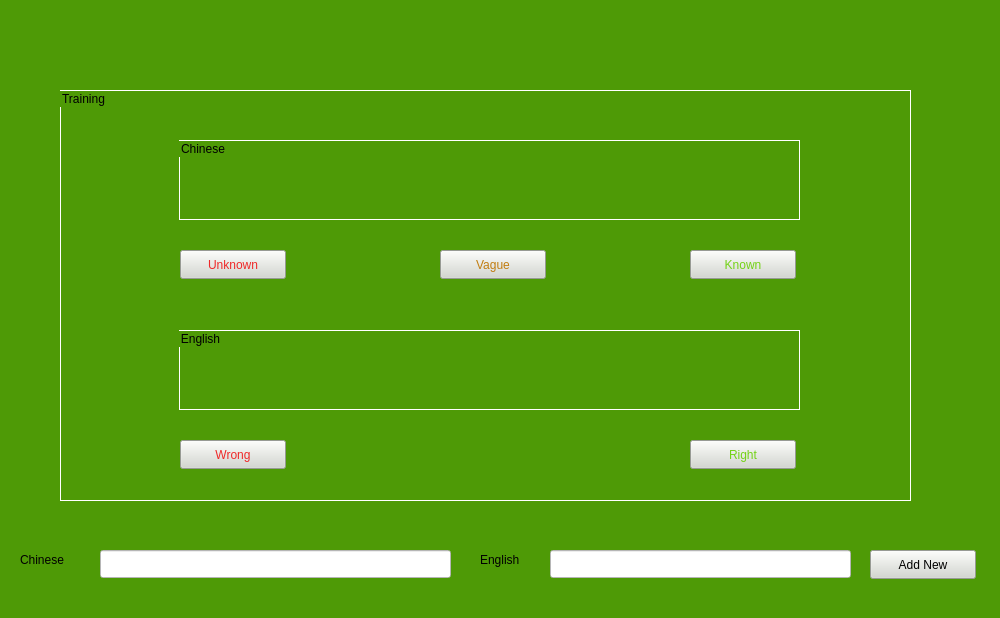
Above: mainwindow.ui from XiangWang2Fly/iWords-Linux-PC before the change. Below: the same form after it.
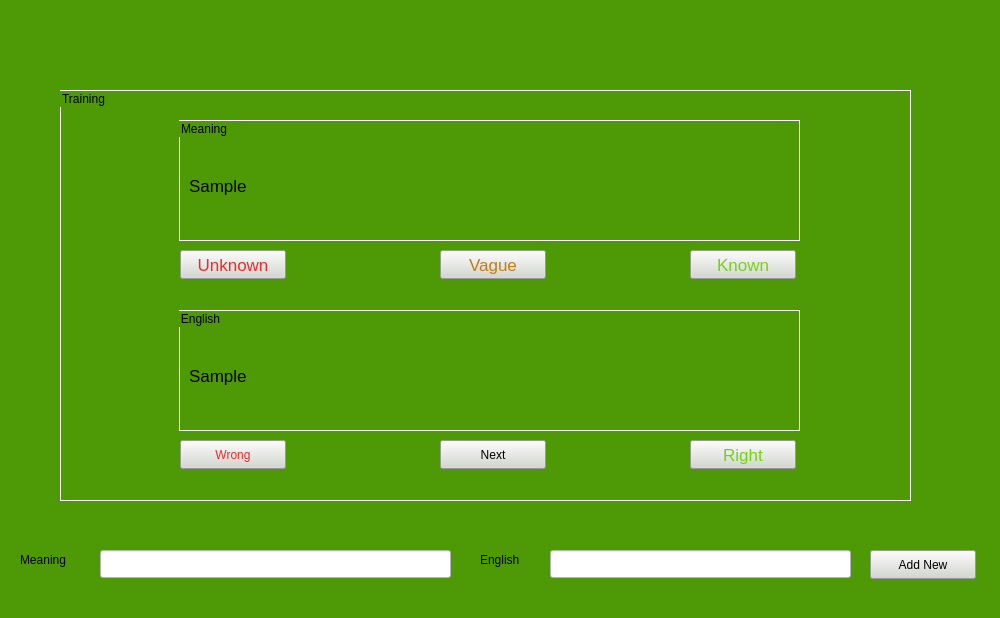
That is the form after the change.

```diff
--- a/mainwindow.ui
+++ b/mainwindow.ui
@@ -10,6 +10,11 @@
     <height>618</height>
    </rect>
   </property>
+  <property name="font">
+   <font>
+    <pointsize>13</pointsize>
+   </font>
+  </property>
   <property name="windowTitle">
    <string>MainWindow</string>
   </property>
@@ -42,9 +47,9 @@
      <property name="geometry">
       <rect>
        <x>119</x>
-       <y>50</y>
+       <y>30</y>
        <width>621</width>
-       <height>80</height>
+       <height>121</height>
       </rect>
      </property>
      <property name="autoFillBackground">
@@ -54,16 +59,34 @@
       <string notr="true"/>
      </property>
      <property name="title">
-      <string>Chinese</string>
+      <string>Meaning</string>
      </property>
+     <widget class="QLabel" name="labelMeaning">
+      <property name="geometry">
+       <rect>
+        <x>10</x>
+        <y>50</y>
+        <width>591</width>
+        <height>31</height>
+       </rect>
+      </property>
+      <property name="font">
+       <font>
+        <pointsize>13</pointsize>
+       </font>
+      </property>
+      <property name="text">
+       <string>Sample</string>
+      </property>
+     </widget>
     </widget>
     <widget class="QGroupBox" name="groupBoxEnglish">
      <property name="geometry">
       <rect>
        <x>119</x>
-       <y>240</y>
+       <y>220</y>
        <width>621</width>
-       <height>80</height>
+       <height>121</height>
       </rect>
      </property>
      <property name="styleSheet">
@@ -72,6 +95,24 @@
      <property name="title">
       <string>English</string>
      </property>
+     <widget class="QLabel" name="labelEnglish">
+      <property name="geometry">
+       <rect>
+        <x>10</x>
+        <y>50</y>
+        <width>591</width>
+        <height>31</height>
+       </rect>
+      </property>
+      <property name="font">
+       <font>
+        <pointsize>13</pointsize>
+       </font>
+      </property>
+      <property name="text">
+       <string>Sample</string>
+      </property>
+     </widget>
     </widget>
     <widget class="QPushButton" name="pushButtonUnknown">
      <property name="geometry">
@@ -82,6 +123,11 @@
        <height>29</height>
       </rect>
      </property>
+     <property name="font">
+      <font>
+       <pointsize>13</pointsize>
+      </font>
+     </property>
      <property name="styleSheet">
       <string notr="true">background-color: rgb(211, 215, 207);
 color: rgb(239, 41, 41);</string>
@@ -99,6 +145,11 @@
        <height>29</height>
       </rect>
      </property>
+     <property name="font">
+      <font>
+       <pointsize>13</pointsize>
+      </font>
+     </property>
      <property name="styleSheet">
       <string notr="true">background-color: rgb(211, 215, 207);
 color: rgb(193, 125, 17);</string>
@@ -116,6 +167,11 @@
        <height>29</height>
       </rect>
      </property>
+     <property name="font">
+      <font>
+       <pointsize>13</pointsize>
+      </font>
+     </property>
      <property name="styleSheet">
       <string notr="true">background-color: rgb(211, 215, 207);
 color: rgb(115, 210, 22);</string>
@@ -150,6 +206,11 @@
        <height>29</height>
       </rect>
      </property>
+     <property name="font">
+      <font>
+       <pointsize>13</pointsize>
+      </font>
+     </property>
      <property name="styleSheet">
       <string notr="true">background-color: rgb(211, 215, 207);
 color: rgb(115, 210, 22);</string>
@@ -158,6 +219,25 @@
       <string>Right</string>
      </property>
     </widget>
+    <widget class="QPushButton" name="pushButtonNext">
+     <property name="geometry">
+      <rect>
+       <x>380</x>
+       <y>350</y>
+       <width>106</width>
+       <height>29</height>
+      </rect>
+     </property>
+     <property name="styleSheet">
+      <string notr="true">background-color: rgb(211, 215, 207);</string>
+     </property>
+     <property name="text">
+      <string>Next</string>
+     </property>
+     <property name="default">
+      <bool>false</bool>
+     </property>
+    </widget>
    </widget>
    <widget class="QWidget" name="layoutWidget">
     <property name="geometry">
@@ -256,7 +336,7 @@
      </rect>
     </property>
     <property name="text">
-     <string>Chinese</string>
+     <string>Meaning</string>
     </property>
    </widget>
    <widget class="QLabel" name="labelEnglish_0">
```
Left out of the diff: 8 changed lines with no effect on the pictures.
